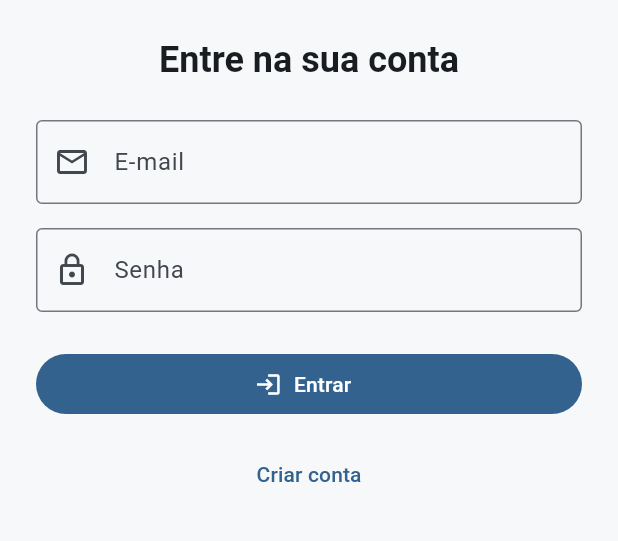
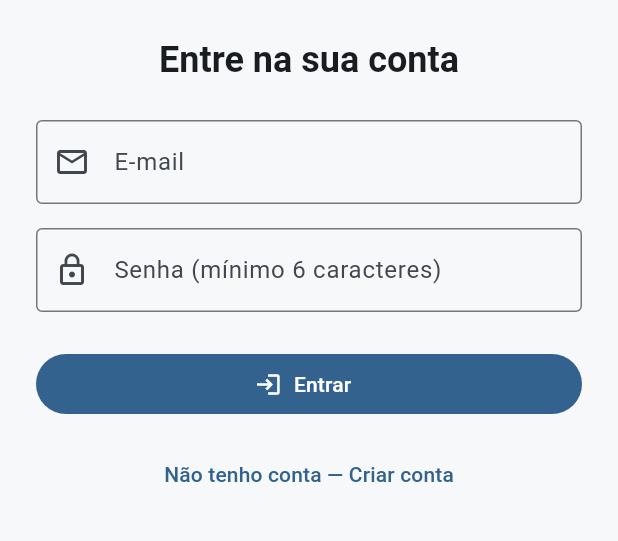
Before and after one commit to Leptospirose-Aguda/agendify, a Flutter app: the screen it shows after launch, on a phone screen of 412 x 824 dp, the part 462-1003 px from its top. Run offline on Flutter 3.47's test engine with Material 3 defaults, Android fonts, the phone set to English and light mode, and no system bars; our stand-ins replace cloud_firestore, firebase_auth, firebase_core, shared_preferences, table_calendar; accounts and stored records are empty.

Commit message:
fix: melhorar tratamento de erros de auth e adicionar modo criar conta

```diff
--- a/lib/features/auth/screens/login_screen.dart
+++ b/lib/features/auth/screens/login_screen.dart
@@ -15,9 +15,11 @@ class LoginScreen extends StatefulWidget {
 }
 
 class _LoginScreenState extends State<LoginScreen> {
+  final _formKey = GlobalKey<FormState>();
   final _emailController = TextEditingController();
   final _passwordController = TextEditingController();
   bool _isLoading = false;
+  bool _isCreatingAccount = false; // true = modo cadastro, false = modo login
 
   @override
   void dispose() {
@@ -26,34 +28,52 @@ class _LoginScreenState extends State<LoginScreen> {
     super.dispose();
   }
 
-  Future<void> _login() async {
+  String? _validateEmail(String? value) {
+    if (value == null || value.trim().isEmpty) return 'Informe seu e-mail.';
+    if (!value.contains('@') || !value.contains('.')) return 'E-mail inválido.';
+    return null;
+  }
+
+  String? _validatePassword(String? value) {
+    if (value == null || value.isEmpty) return 'Informe sua senha.';
+    if (value.length < 6) return 'A senha deve ter pelo menos 6 caracteres.';
+    return null;
+  }
+
+  Future<void> _submit() async {
+    if (!(_formKey.currentState?.validate() ?? false)) return;
+
     setState(() => _isLoading = true);
 
     final authProvider = Provider.of<AuthProvider>(context, listen: false);
-    // Captura providers antes do await para evitar uso de contexto após gap assíncrono
     final taskProvider = Provider.of<TaskProvider>(context, listen: false);
     final eventProvider = Provider.of<EventProvider>(context, listen: false);
     final categoryProvider = Provider.of<CategoryProvider>(context, listen: false);
     final navigator = Navigator.of(context);
     final messenger = ScaffoldMessenger.of(context);
 
-    final success = await authProvider.login(
+    final error = await authProvider.login(
       _emailController.text.trim(),
       _passwordController.text.trim(),
+      forceCreate: _isCreatingAccount,
     );
 
     if (!mounted) return;
-
     setState(() => _isLoading = false);
 
-    if (success) {
+    if (error == null) {
+      // sucesso
       await taskProvider.loadTasks();
       await eventProvider.loadEvents();
       await categoryProvider.loadCategories();
       navigator.pushReplacementNamed(AppRoutes.home);
     } else {
       messenger.showSnackBar(
-        const SnackBar(content: Text('Credenciais inválidas. Verifique seu e-mail e senha.')),
+        SnackBar(
+          content: Text(error),
+          backgroundColor: Colors.red.shade700,
+          duration: const Duration(seconds: 5),
+        ),
       );
     }
   }
@@ -67,8 +87,11 @@ class _LoginScreenState extends State<LoginScreen> {
             padding: const EdgeInsets.all(24),
             child: ConstrainedBox(
               constraints: const BoxConstraints(maxWidth: 420),
+              child: Form(
+                key: _formKey,
                 child: Column(
                   children: [
+                    // Logo
                     Container(
                       decoration: BoxDecoration(
                         color: Colors.white,
@@ -82,47 +105,80 @@ class _LoginScreenState extends State<LoginScreen> {
                       ),
                     ),
                     const SizedBox(height: 24),
+
+                    // Título muda conforme o modo
                     Text(
-                    'Entre na sua conta',
+                      _isCreatingAccount ? 'Criar nova conta' : 'Entre na sua conta',
                       style: Theme.of(context).textTheme.headlineSmall?.copyWith(
                             fontWeight: FontWeight.bold,
                           ),
                     ),
                     const SizedBox(height: 24),
-                  TextField(
+
+                    // E-mail
+                    TextFormField(
                       controller: _emailController,
                       keyboardType: TextInputType.emailAddress,
+                      validator: _validateEmail,
                       decoration: const InputDecoration(
                         labelText: 'E-mail',
                         prefixIcon: Icon(Icons.email_outlined),
                       ),
                     ),
                     const SizedBox(height: 16),
-                  TextField(
+
+                    // Senha
+                    TextFormField(
                       controller: _passwordController,
                       obscureText: true,
+                      validator: _validatePassword,
                       decoration: const InputDecoration(
-                      labelText: 'Senha',
+                        labelText: 'Senha (mínimo 6 caracteres)',
                         prefixIcon: Icon(Icons.lock_outline),
                       ),
                     ),
                     const SizedBox(height: 24),
+
+                    // Botão principal
                     SizedBox(
                       width: double.infinity,
                       child: FilledButton.icon(
-                      onPressed: _isLoading ? null : _login,
+                        onPressed: _isLoading ? null : _submit,
                         icon: _isLoading
-                          ? const SizedBox(width: 20, height: 20, child: CircularProgressIndicator(strokeWidth: 2, color: Colors.white))
-                          : const Icon(Icons.login),
-                      label: Text(_isLoading ? 'Entrando...' : 'Entrar'),
+                            ? const SizedBox(
+                                width: 20,
+                                height: 20,
+                                child: CircularProgressIndicator(
+                                  strokeWidth: 2,
+                                  color: Colors.white,
+                                ),
+                              )
+                            : Icon(_isCreatingAccount ? Icons.person_add : Icons.login),
+                        label: Text(
+                          _isLoading
+                              ? (_isCreatingAccount ? 'Criando conta...' : 'Entrando...')
+                              : (_isCreatingAccount ? 'Criar conta' : 'Entrar'),
+                        ),
                       ),
                     ),
                     const SizedBox(height: 12),
+
+                    // Alterna entre login e cadastro
                     TextButton(
-                    onPressed: () {},
-                    child: const Text('Criar conta'),
+                      onPressed: _isLoading
+                          ? null
+                          : () => setState(() {
+                                _isCreatingAccount = !_isCreatingAccount;
+                                _formKey.currentState?.reset();
+                              }),
+                      child: Text(
+                        _isCreatingAccount
+                            ? 'Já tenho uma conta — Entrar'
+                            : 'Não tenho conta — Criar conta',
+                      ),
                     ),
                   ],
+                ),
               ),
             ),
           ),
```
Also changed, not shown: lib/core/providers/auth_provider.dart (+29 -7 lines), 1 other file. Lines whose indentation alone changed are shown as unchanged.
